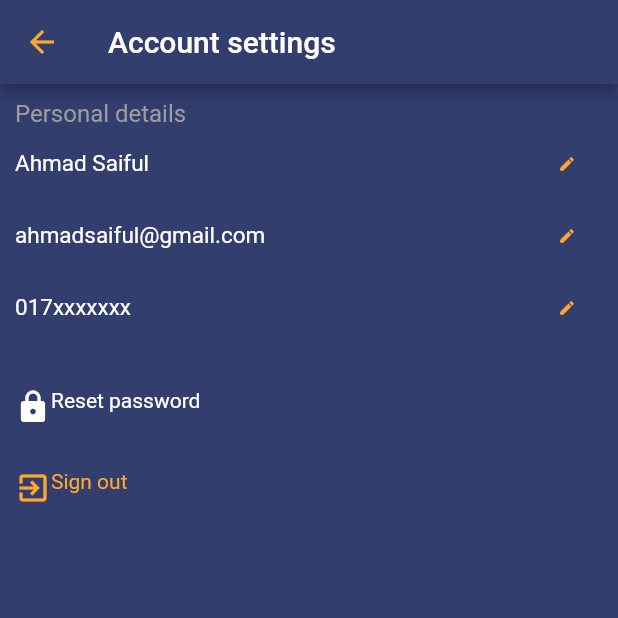
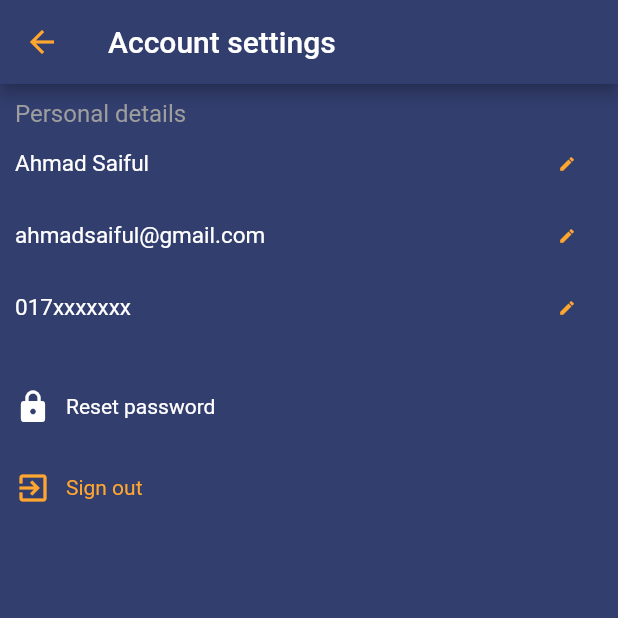
Before and after one commit to aimanuslim/Gas2Go, a Flutter app: the ProfileTabSettings screen opened directly, on a phone screen of 412 x 824 dp, the top half of it. Run offline on Flutter 3.47's test engine with Material 2 defaults, Android fonts, the phone set to English and light mode, and no system bars; our stand-ins replace firebase_auth, font_awesome_flutter, intro_slider, share, sticky_headers; accounts and stored records are empty.

Commit message:
fixed padding and crossAxisAlignment of 'reset password' and 'sign out' links

```diff
--- a/lib/customer_screens.dart
+++ b/lib/customer_screens.dart
@@ -1,3 +1,4 @@
+import 'package:firebase_auth/firebase_auth.dart';
 import 'package:flutter/material.dart';
 import 'package:font_awesome_flutter/font_awesome_flutter.dart';
 import 'package:gas2go/texts.dart';
@@ -1825,7 +1826,7 @@ class _ProfileTabSettingsState extends State<ProfileTabSettings> {
             GestureDetector(
               onTap: null,
               child: Row(
-                crossAxisAlignment: CrossAxisAlignment.start,
+                crossAxisAlignment: CrossAxisAlignment.center,
                 children: <Widget>[
                   Row(
                     children: <Widget>[
@@ -1835,9 +1836,12 @@ class _ProfileTabSettingsState extends State<ProfileTabSettings> {
                       ),
                     ],
                   ),
-                  Text(
-                    "Reset password",
-                    style: TextStyle(color: Colors.white),
+                  Padding(
+                    padding: const EdgeInsets.only(left: 10.0),
+                    child: Text(
+                      "Reset password",
+                      style: TextStyle(color: Colors.white),
+                    ),
                   ),
                 ],
               ),
@@ -1848,7 +1852,7 @@ class _ProfileTabSettingsState extends State<ProfileTabSettings> {
             GestureDetector(
                 onTap: null,
                 child: Row(
-                  crossAxisAlignment: CrossAxisAlignment.start,
+                  crossAxisAlignment: CrossAxisAlignment.center,
                   children: <Widget>[
                     Row(
                       children: <Widget>[
@@ -1858,9 +1862,15 @@ class _ProfileTabSettingsState extends State<ProfileTabSettings> {
                         ),
                       ],
                     ),
-                    Text(
-                      "Sign out",
-                      style: TextStyle(color: Theme.of(context).accentColor),
+                    Padding(
+                      padding: const EdgeInsets.only(left: 10.0),
+                      child: GestureDetector(
+                        child: Text(
+                          "Sign out",
+                          style:
+                              TextStyle(color: Theme.of(context).accentColor),
+                        ),
+                      ),
                     ),
                   ],
                 )),
```
